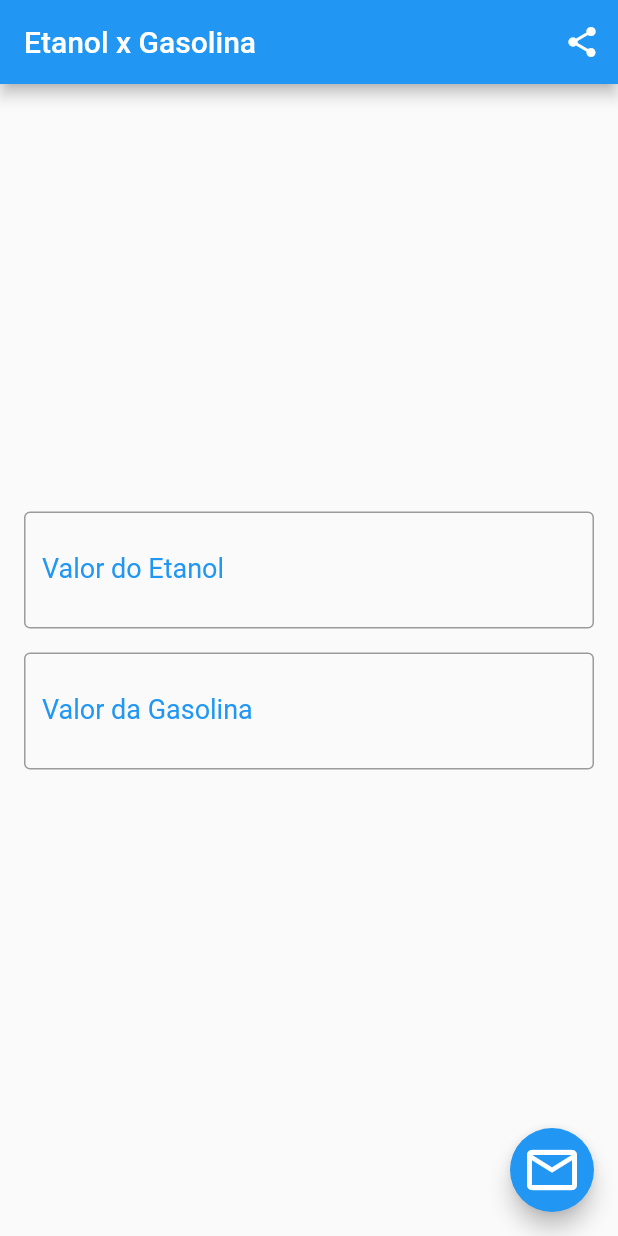
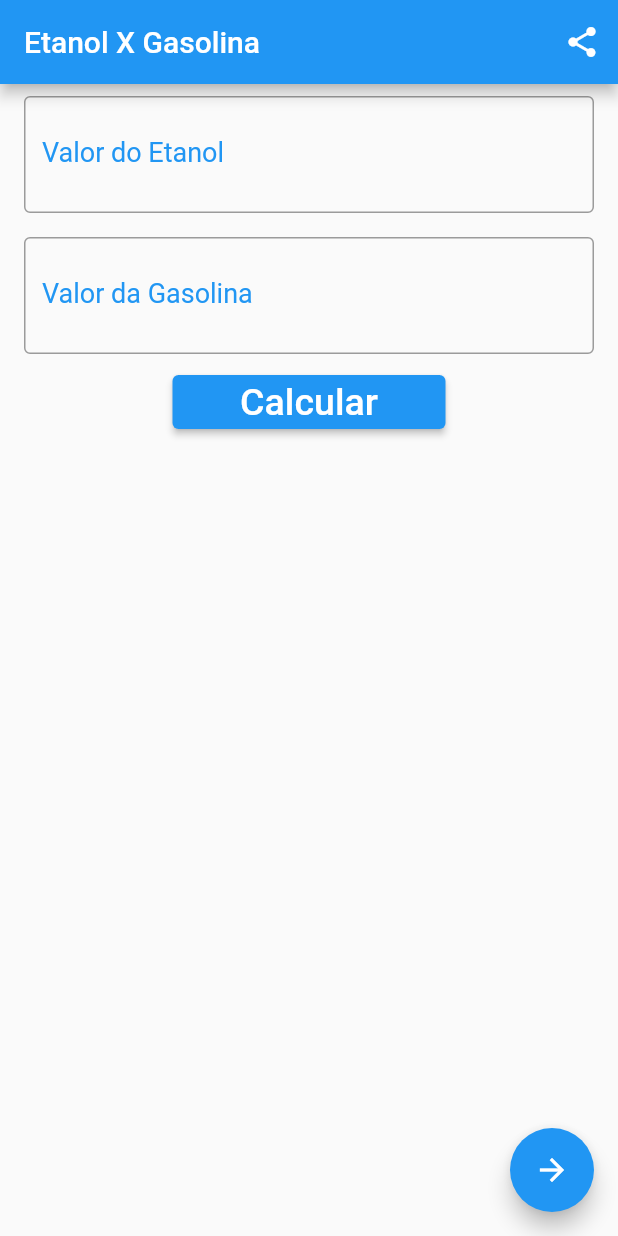
Before and after one commit to mrbrunelli/segundo-flutter-app, a Flutter app: the screen it shows after launch, on a phone screen of 412 x 824 dp. Run offline on Flutter 3.47's test engine with Material 2 defaults, Android fonts, the phone set to English and light mode, and no system bars; our stand-ins replace share.

Commit message:
add quarta aula, modularizacao dos componentes

```diff
--- a/lib/funcoes.dart
+++ b/lib/funcoes.dart
@@ -21,6 +21,17 @@ class Funcoes {
     );
   }
 
+  static Widget criarIcone(IconData icone) {
+    return icone != null ? _criarIconeEspacado(icone) : Container();
+  }
+
+  static _criarIconeEspacado(IconData icone) {
+    return Padding(
+      padding: EdgeInsets.all(4),
+      child: Icon(icone),
+    );
+  }
+
   void _fecharTelaAtual(BuildContext context) {
     Navigator.pop(context);
   }
--- a/lib/ui/contato_page.dart
+++ b/lib/ui/contato_page.dart
@@ -1,4 +1,6 @@
 import 'package:flutter/material.dart';
+import 'package:segundo_flutter_app/widgets/barra_titulo.dart';
+import 'package:segundo_flutter_app/widgets/botao.dart';
 import 'package:segundo_flutter_app/widgets/campo_texto.dart';
 
 class ContatoPage extends StatefulWidget {
@@ -14,16 +16,23 @@ class _ContatoPageState extends State<ContatoPage> {
   @override
   Widget build(BuildContext context) {
     return Scaffold(
-      appBar: AppBar(
-        title: Text("Etanol x Gasolina"),
-      ),
-      body: Column(
+      appBar: BarraTitulo.criar("Contato", icone: Icons.mail_outline),
+      body: ListView(
         children: [
           CampoTexto.criar(nomeController, "Nome", "", TextInputType.text),
           CampoTexto.criar(emailController, "E-mail", "", TextInputType.emailAddress),
           CampoTexto.criar(mensagemController, "Mensagem", "", TextInputType.text),
+          Column(
+            children: [
+              Botao.criar("Enviar", enviar),
+            ],
+          ),
         ],
       )
     );
   }
+
+  void enviar() {
+
+  }
 }
--- a/lib/ui/home_page.dart
+++ b/lib/ui/home_page.dart
@@ -2,6 +2,8 @@ import 'package:flutter/cupertino.dart';
 import 'package:flutter/material.dart';
 import 'package:segundo_flutter_app/funcoes.dart';
 import 'package:segundo_flutter_app/ui/contato_page.dart';
+import 'package:segundo_flutter_app/widgets/barra_titulo.dart';
+import 'package:segundo_flutter_app/widgets/botao.dart';
 import 'package:segundo_flutter_app/widgets/campo_texto.dart';
 import 'package:share/share.dart';
 
@@ -19,35 +21,24 @@ class _HomePageState extends State<HomePage> {
   @override
   Widget build(BuildContext context) {
     return Scaffold(
-      appBar: AppBar(
-        title: Text("Etanol x Gasolina"),
-        actions: [
-          IconButton(
-              icon: Icon(Icons.share),
-            onPressed: _compartilhar,
-          ),
-        ],
-      ),
-      floatingActionButton: criarBotaoFlutuante(),
-      body: Column(
-        crossAxisAlignment: CrossAxisAlignment.stretch,
-        mainAxisAlignment: MainAxisAlignment.center,
+      appBar: BarraTitulo.criar("Etanol X Gasolina", iconeAcao: Icons.share, evento: _compartilhar),
+      floatingActionButton: Botao.criarBotaoFlutuante(Icons.arrow_forward, _abrirTelaContato),
+      body: ListView(
         children: <Widget>[
           CampoTexto.criar(etanolController, "Valor do Etanol", "R\$ ", TextInputType.number),
           CampoTexto.criar(gasolinaController, "Valor da Gasolina", "R\$ ", TextInputType.number),
+          Column(
+            children: [
+              Botao.criar("Calcular", eventoCalcular),
+            ],
+          ),
           criarTextoResultado(resultado),
         ],
       ),
     );
   }
 
-  Widget criarBotaoFlutuante() {
-    return FloatingActionButton(
-      backgroundColor: Colors.blue,
-      child: Icon(Icons.mail_outline, color: Colors.white, size: 40,),
-      onPressed: _abrirTelaContato,
-    );
-  }
+
 
   Widget criarBotao(String txt, Function e) {
     return Container(
@@ -84,13 +75,6 @@ class _HomePageState extends State<HomePage> {
     setState(() {});
   }
 
-  void eventoOla() {
-    func.mostrarMensagem(context, "Atenção", "Você abriu o AlertDialog");
-    setState(() {
-      resultado = "Olá Mundo!";
-    });
-  }
-
   void _compartilhar() {
     Share.share("Etanol: " + etanolController.text + ". Gasolina: " + gasolinaController.text);
   }
--- /dev/null
+++ b/lib/widgets/barra_titulo.dart
@@ -0,0 +1,24 @@
+import 'package:flutter/material.dart';
+import 'package:segundo_flutter_app/funcoes.dart';
+import 'package:segundo_flutter_app/widgets/botao.dart';
+
+class BarraTitulo {
+  static Widget criar(String titulo, {IconData icone, IconData iconeAcao, Function evento, bool tituloCentralizado = true}){
+    return AppBar(
+      title: Row(
+        children: [
+          Funcoes.criarIcone(icone),
+          Text(titulo),
+        ],
+      ),
+      centerTitle: tituloCentralizado,
+      actions: [
+        _criarBotaoAcao(iconeAcao, evento)
+      ],
+    );
+  }
+
+  static Widget _criarBotaoAcao(IconData icone, Function evento) {
+    return icone != null ? Botao.criarBotaoBarra(icone, evento) : Container();
+  }
+}
--- /dev/null
+++ b/lib/widgets/botao.dart
@@ -0,0 +1,36 @@
+import 'package:flutter/material.dart';
+import 'package:segundo_flutter_app/funcoes.dart';
+
+class Botao {
+  static Widget criar(String texto, Function clique, {IconData icone, double tamanhoBotao = 150, Color cor = Colors.blue}) {
+    return ElevatedButton(
+      child: Container(
+        width: tamanhoBotao,
+        child: Row(
+          mainAxisAlignment: MainAxisAlignment.center,
+          children: [
+            Funcoes.criarIcone(icone),
+            Text(texto, style: TextStyle(color: Colors.white, fontSize: 25)),
+          ],
+        ),
+      ),
+      style: ButtonStyle(backgroundColor: MaterialStateProperty.all(cor)),
+      onPressed: clique,
+    );
+  }
+
+  static Widget criarBotaoBarra(IconData icone, Function evento) {
+    return IconButton(
+      icon: Funcoes.criarIcone(icone),
+      onPressed: evento,
+    );
+  }
+
+  static Widget criarBotaoFlutuante(IconData icone, Function evento) {
+    return FloatingActionButton(
+      backgroundColor: Colors.blue,
+      child: Funcoes.criarIcone(icone),
+      onPressed: evento,
+    );
+  }
+}
```
